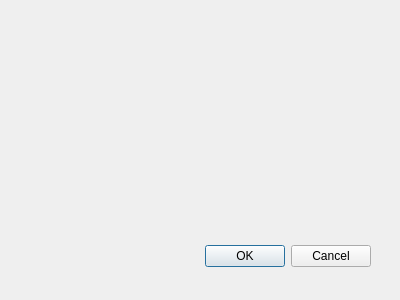
This is QTProj/QtHorde/prompt_library.ui in Unit1208/HordeQT as Qt 5 draws it before an edit. The edited form follows.
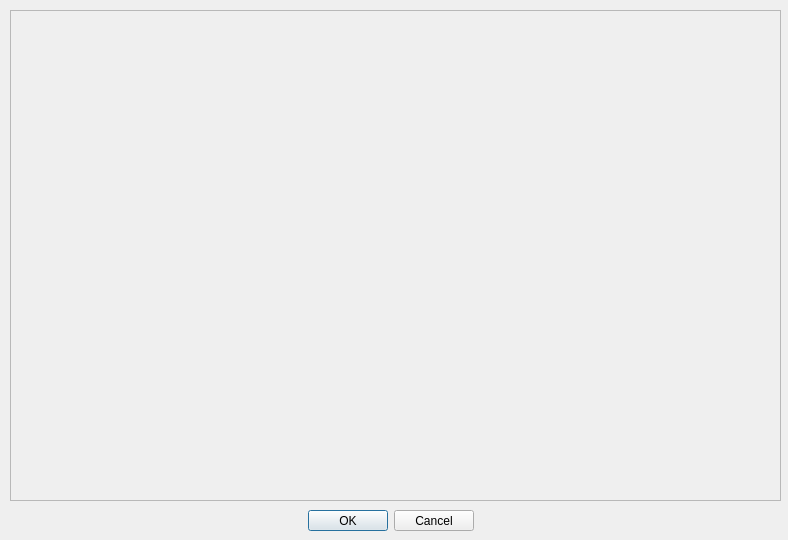
This is the edited form.

Commit message: WIP prompt library

Patch:
```diff
--- a/QTProj/QtHorde/prompt_library.ui
+++ b/QTProj/QtHorde/prompt_library.ui
@@ -6,8 +6,8 @@
    <rect>
     <x>0</x>
     <y>0</y>
-    <width>400</width>
-    <height>300</height>
+    <width>788</width>
+    <height>540</height>
    </rect>
   </property>
   <property name="windowTitle">
@@ -16,10 +16,10 @@
   <widget class="QDialogButtonBox" name="buttonBox">
    <property name="geometry">
     <rect>
-     <x>30</x>
-     <y>240</y>
-     <width>341</width>
-     <height>32</height>
+     <x>0</x>
+     <y>510</y>
+     <width>781</width>
+     <height>21</height>
     </rect>
    </property>
    <property name="orientation">
@@ -28,6 +28,43 @@
    <property name="standardButtons">
     <set>QDialogButtonBox::StandardButton::Cancel|QDialogButtonBox::StandardButton::Ok</set>
    </property>
+   <property name="centerButtons">
+    <bool>true</bool>
+   </property>
+  </widget>
+  <widget class="QScrollArea" name="scrollArea">
+   <property name="geometry">
+    <rect>
+     <x>10</x>
+     <y>10</y>
+     <width>771</width>
+     <height>491</height>
+    </rect>
+   </property>
+   <property name="widgetResizable">
+    <bool>true</bool>
+   </property>
+   <widget class="QWidget" name="scrollAreaWidgetContents">
+    <property name="geometry">
+     <rect>
+      <x>0</x>
+      <y>0</y>
+      <width>769</width>
+      <height>489</height>
+     </rect>
+    </property>
+    <widget class="QWidget" name="verticalLayoutWidget">
+     <property name="geometry">
+      <rect>
+       <x>0</x>
+       <y>0</y>
+       <width>771</width>
+       <height>491</height>
+      </rect>
+     </property>
+     <layout class="QVBoxLayout" name="verticalLayout"/>
+    </widget>
+   </widget>
   </widget>
  </widget>
  <resources/>
```
The commit also changes 5 other files.
